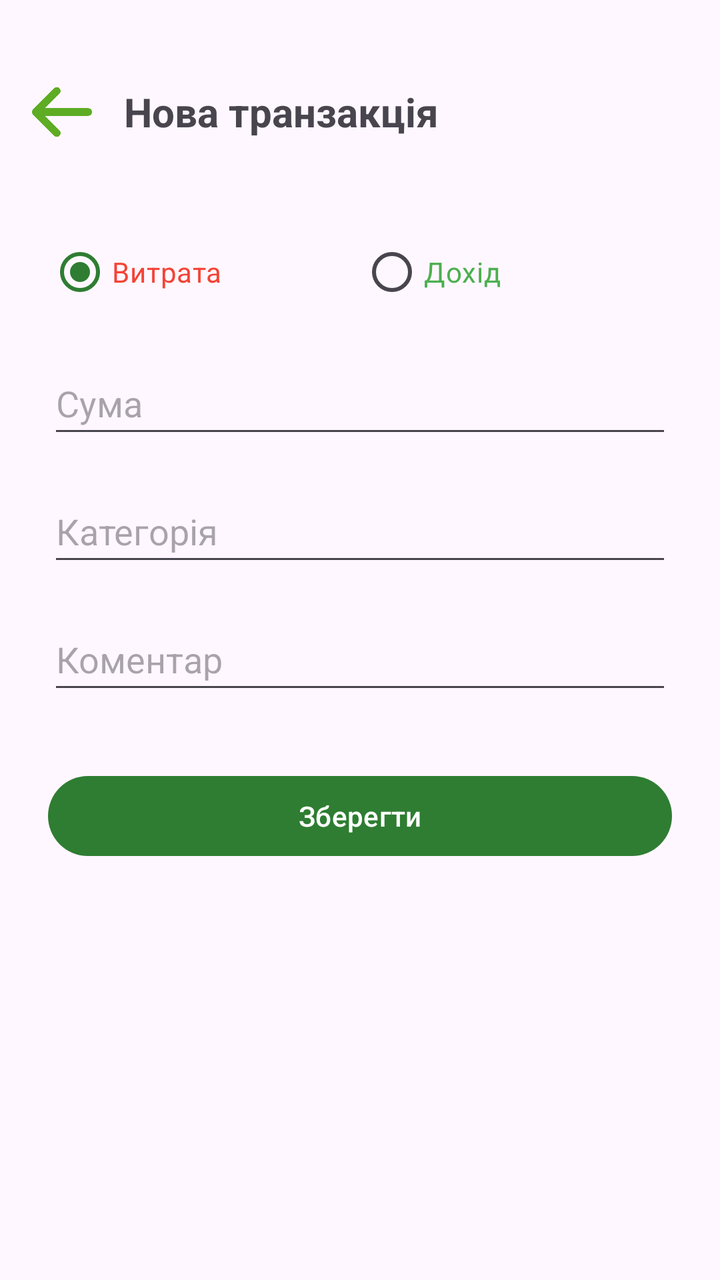
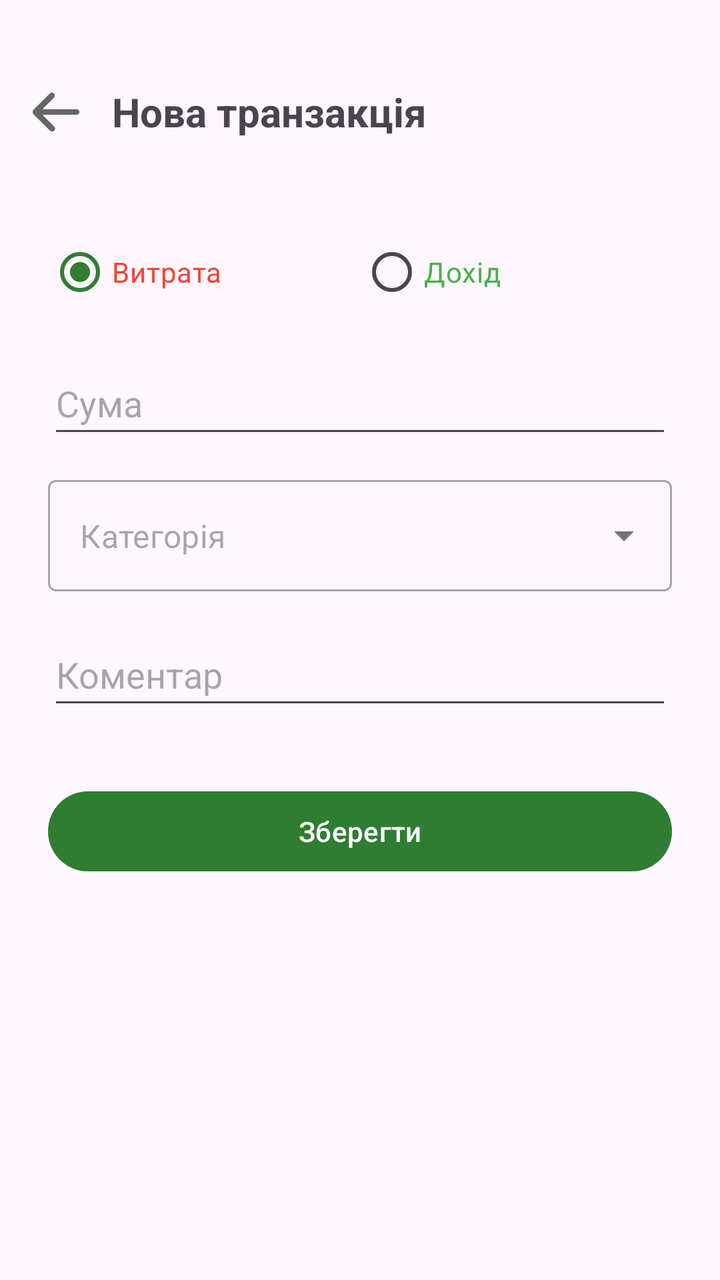

Compare the two renders of this Android layout. The source of the first and the diff that turns it into the second are given below.
<!-- AndroidManifest.xml: application theme Theme.MyFinance -->
<!-- res/layout/activity_add_transaction.xml -->
<?xml version="1.0" encoding="utf-8"?>
<androidx.constraintlayout.widget.ConstraintLayout xmlns:android="http://schemas.android.com/apk/res/android"
    xmlns:app="http://schemas.android.com/apk/res-auto"
    xmlns:tools="http://schemas.android.com/tools"
    android:layout_width="match_parent"
    android:layout_height="match_parent"
    tools:context=".AddTransactionActivity">

    <LinearLayout
        android:id="@+id/toolbar"
        android:layout_width="match_parent"
        android:layout_height="wrap_content"
        android:layout_marginTop="24dp"
        android:gravity="center_vertical"
        android:minHeight="?attr/actionBarSize"
        android:orientation="horizontal"
        android:paddingHorizontal="16dp"
        app:layout_constraintTop_toTopOf="parent">

        <ImageView
            android:id="@+id/btnBack"
            android:layout_width="30dp"
            android:layout_height="30dp"
            android:contentDescription="Назад"
            android:src="@drawable/ic_back_arrow" />

        <TextView
            android:id="@+id/tvTitle"
            android:layout_width="wrap_content"
            android:layout_height="wrap_content"
            android:layout_marginStart="16dp"
            android:text="Нова транзакція"
            android:textSize="20sp"
            android:textStyle="bold" />
    </LinearLayout>

    <ScrollView
        android:layout_width="match_parent"
        android:layout_height="0dp"
        app:layout_constraintBottom_toBottomOf="parent"
        app:layout_constraintTop_toBottomOf="@id/toolbar">

        <LinearLayout
            android:layout_width="match_parent"
            android:layout_height="wrap_content"
            android:orientation="vertical"
            android:padding="24dp">

            <RadioGroup
                android:id="@+id/radioGroupType"
                android:layout_width="match_parent"
                android:layout_height="wrap_content"
                android:orientation="horizontal">

                <RadioButton
                    android:id="@+id/rbExpense"
                    android:layout_width="0dp"
                    android:layout_height="wrap_content"
                    android:layout_weight="1"
                    android:checked="true"
                    android:text="Витрата"
                    android:textColor="#F44336" />

                <RadioButton
                    android:id="@+id/rbIncome"
                    android:layout_width="0dp"
                    android:layout_height="wrap_content"
                    android:layout_weight="1"
                    android:text="Дохід"
                    android:textColor="#4CAF50" />
            </RadioGroup>

            <EditText
                android:id="@+id/etAmount"
                android:layout_width="match_parent"
                android:layout_height="wrap_content"
                android:layout_marginTop="16dp"
                android:hint="Сума"
                android:inputType="numberDecimal"
                android:minHeight="48dp" />

            <EditText
                android:id="@+id/etCategory"
                android:layout_width="match_parent"
                android:layout_height="wrap_content"
                android:layout_marginTop="16dp"
                android:hint="Категорія"
                android:inputType="text|textCapSentences"
                android:minHeight="48dp" />

            <EditText
                android:id="@+id/etComment"
                android:layout_width="match_parent"
                android:layout_height="wrap_content"
                android:layout_marginTop="16dp"
                android:hint="Коментар"
                android:inputType="text|textCapSentences"
                android:minHeight="48dp" />

            <Button
                android:id="@+id/btnSaveTransaction"
                android:layout_width="match_parent"
                android:layout_height="wrap_content"
                android:layout_marginTop="32dp"
                android:text="Зберегти" />

        </LinearLayout>
    </ScrollView>

    <ProgressBar
        android:id="@+id/progressBar"
        android:layout_width="wrap_content"
        android:layout_height="wrap_content"
        android:visibility="gone"
        app:layout_constraintBottom_toBottomOf="parent"
        app:layout_constraintEnd_toEndOf="parent"
        app:layout_constraintStart_toStartOf="parent"
        app:layout_constraintTop_toTopOf="parent" />

</androidx.constraintlayout.widget.ConstraintLayout>
<!-- resources referenced by this layout -->
<resources>
  <!-- drawable ic_back_arrow: png bitmap (drawable, 6990 bytes) -->
  <style name="Theme.MyFinance" parent="Base.Theme.MyFinance" />
  <style name="Base.Theme.MyFinance" parent="Theme.Material3.DayNight.NoActionBar">
          <item name="colorPrimary">@color/primary_green</item>
          <item name="colorSecondary">@color/primary_green_light</item>
      </style>
  <color name="primary_green">#2E7D32</color>
  <color name="primary_green_light">#4CAF50</color>
</resources>

<!-- the commit's change to res/layout/activity_add_transaction.xml (unified diff, before → after) -->
@@ -19,8 +19,8 @@
 
         <ImageView
             android:id="@+id/btnBack"
-            android:layout_width="30dp"
-            android:layout_height="30dp"
+            android:layout_width="24dp"
+            android:layout_height="24dp"
             android:contentDescription="Назад"
             android:src="@drawable/ic_back_arrow" />
 
@@ -79,14 +79,21 @@
                 android:inputType="numberDecimal"
                 android:minHeight="48dp" />
 
-            <EditText
-                android:id="@+id/etCategory"
+            <com.google.android.material.textfield.TextInputLayout
+                style="@style/Widget.MaterialComponents.TextInputLayout.OutlinedBox.ExposedDropdownMenu"
                 android:layout_width="match_parent"
                 android:layout_height="wrap_content"
                 android:layout_marginTop="16dp"
-                android:hint="Категорія"
-                android:inputType="text|textCapSentences"
-                android:minHeight="48dp" />
+                app:hintEnabled="false">
+
+                <AutoCompleteTextView
+                    android:id="@+id/etCategory"
+                    android:layout_width="match_parent"
+                    android:layout_height="wrap_content"
+                    android:hint="Категорія"
+                    android:inputType="none"
+                    android:minHeight="48dp" />
+            </com.google.android.material.textfield.TextInputLayout>
 
             <EditText
                 android:id="@+id/etComment"
<!-- resource entries referenced after the edit -->
@@ -1,6 +1,6 @@
 <!-- resources referenced by this layout -->
 <resources>
-  <!-- drawable ic_back_arrow: png bitmap (drawable, 6990 bytes) -->
+  <!-- drawable ic_back_arrow: png bitmap (drawable, 5879 bytes) -->
   <style name="Theme.MyFinance" parent="Base.Theme.MyFinance" />
   <style name="Base.Theme.MyFinance" parent="Theme.Material3.DayNight.NoActionBar">
           <item name="colorPrimary">@color/primary_green</item>
